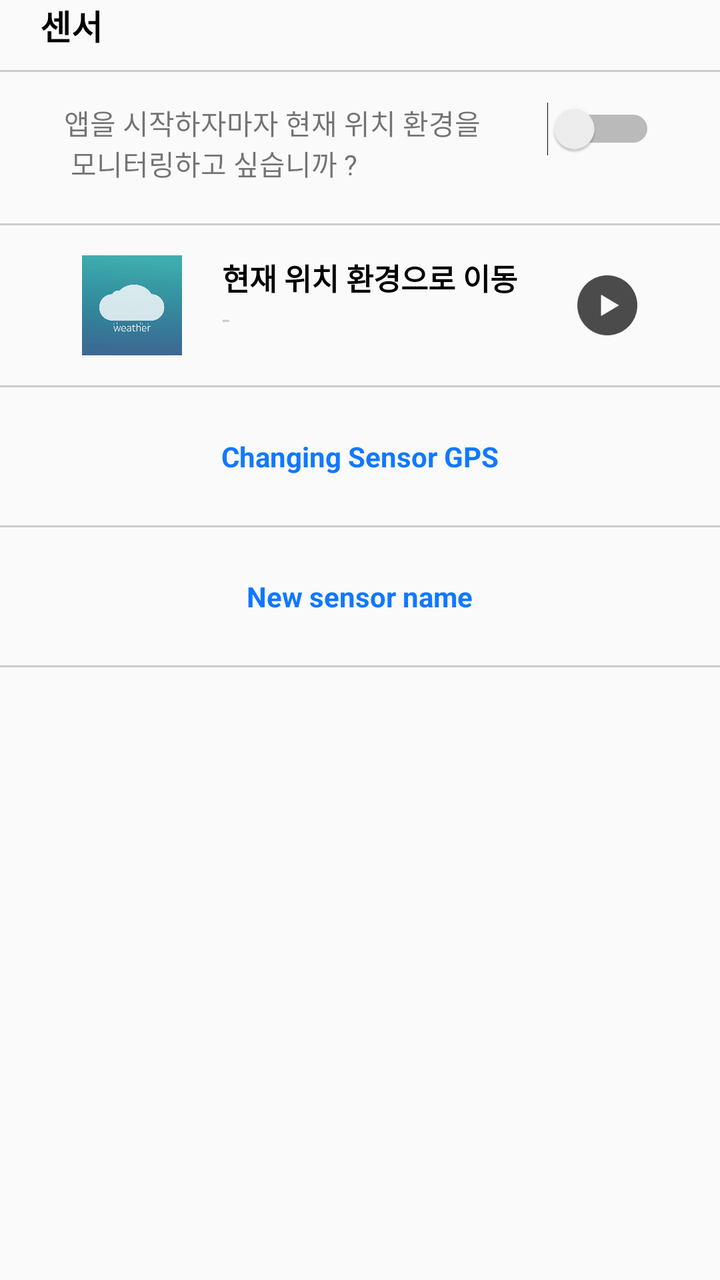
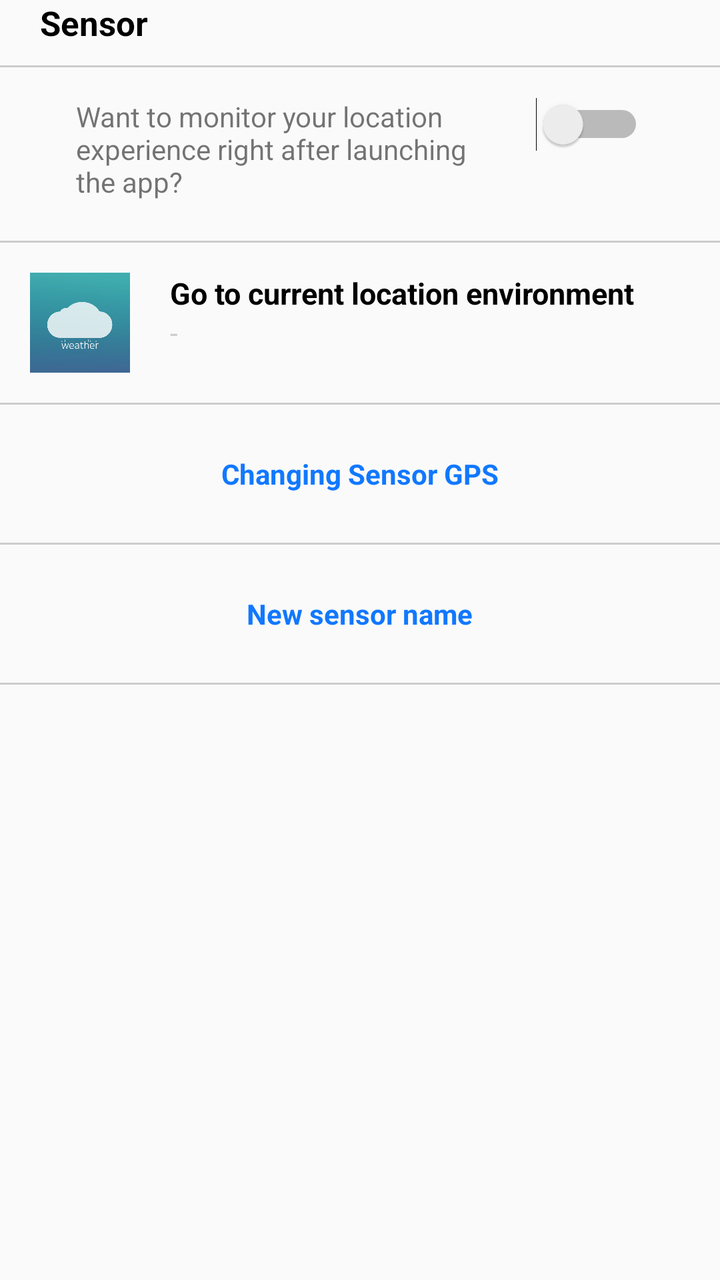

Two renders of the same Android screen: before a commit and after it. Below are the layout's source before the change and the commit's diff.
<!-- AndroidManifest.xml: application theme AppTheme -->
<!-- res/layout/layout_custom_view.xml -->
<?xml version="1.0" encoding="utf-8"?>
<RelativeLayout xmlns:android="http://schemas.android.com/apk/res/android"
    android:layout_width="match_parent"
    android:layout_height="wrap_content"
    android:orientation="vertical">


    <TextView
        android:layout_width="wrap_content"
        android:layout_height="wrap_content"
        android:text="센서"
        android:textSize="17dp"
        android:textStyle="bold"
        android:layout_marginLeft="20dp"
        android:textColor="#000000"
        android:id="@+id/tvTop"/>
    <TextView
        android:layout_width="match_parent"
        android:layout_height="1dp"
        android:background="#cccccc"
        android:id="@+id/tvLine"
        android:layout_marginTop="10dp"
        android:layout_below="@+id/tvTop"/>
    <RelativeLayout
        android:layout_width="wrap_content"
        android:layout_height="wrap_content"
        android:layout_centerHorizontal="true"
        android:layout_below="@+id/tvLine"
        android:id="@+id/rlMid"
        android:layout_marginTop="15dp">
        <TextView
            android:id="@+id/tvSwitch"
            android:layout_width="wrap_content"
            android:layout_height="wrap_content"
            android:text="앱을 시작하자마자 현재 위치 환경을 \n 모니터링하고 싶습니까 ?"
            android:layout_marginBottom="20dp"/>

        <Switch
            android:id="@+id/checkBox"
            android:layout_width="wrap_content"
            android:layout_height="wrap_content"
            android:layout_toRightOf="@+id/tvSwitch"
            android:layout_marginLeft="30dp"/>
    </RelativeLayout>


    <TextView
        android:layout_width="match_parent"
        android:layout_height="1dp"
        android:background="#cccccc"
        android:id="@+id/tvLine2"
        android:layout_below="@+id/rlMid"/>
<RelativeLayout
    android:layout_width="match_parent"
    android:layout_height="wrap_content"
    android:id="@+id/rlBottom"
    android:layout_below="@+id/tvLine2">
    <RelativeLayout
        android:layout_width="wrap_content"
        android:layout_height="wrap_content"
        android:layout_margin="15dp"
        android:layout_centerInParent="true">

        <ImageView
            android:layout_width="50dp"
            android:layout_height="50dp"
            android:id="@+id/iv"
            android:src="@drawable/logo_weather" />

        <TextView
            android:layout_width="wrap_content"
            android:layout_height="wrap_content"
            android:id="@+id/tvBottomTitle"
            android:text="현재 위치 환경으로 이동"
            android:textStyle="bold"
            android:textSize="15dp"
            android:layout_marginLeft="20dp"
            android:textColor="#000000"
            android:layout_toRightOf="@+id/iv"/>
        <TextView
            android:layout_width="wrap_content"
            android:layout_height="wrap_content"
            android:text="-"
            android:textColor="#cccccc"
            android:layout_below="@+id/tvBottomTitle"
            android:layout_toRightOf="@+id/iv"
            android:id="@+id/tvName"
            android:layout_marginLeft="20dp" />

        <ImageView
            android:layout_width="30dp"
            android:layout_height="30dp"
            android:layout_centerVertical="true"
            android:src="@drawable/play_btn"
            android:layout_toRightOf="@+id/tvBottomTitle"
            android:layout_marginLeft="30dp"/>

    </RelativeLayout>


</RelativeLayout>
    <TextView
        android:layout_width="match_parent"
        android:layout_height="1dp"
        android:background="#cccccc"
        android:id="@+id/tvLine3"
        android:layout_below="@+id/rlBottom"/>

    <RelativeLayout
        android:layout_width="match_parent"
        android:layout_height="wrap_content"
        android:layout_below="@+id/tvLine3"
        android:id="@+id/rlGPSSetting">

        <TextView
            android:layout_width="wrap_content"
            android:layout_height="wrap_content"
            android:text="@string/text_changing_sensor_gps"
            android:layout_centerInParent="true"
            android:layout_marginTop="25dp"
            android:layout_marginBottom="25dp"
            android:textStyle="bold"
            android:textColor="#1178ff"/>

    </RelativeLayout>
    <TextView
        android:layout_width="match_parent"
        android:layout_height="1dp"
        android:background="#cccccc"
        android:id="@+id/tvLine4"
        android:layout_below="@+id/rlGPSSetting"/>

    <RelativeLayout
        android:layout_width="match_parent"
        android:layout_height="wrap_content"
        android:layout_below="@+id/tvLine4"
        android:id="@+id/rlSetName">

        <TextView
            android:layout_width="wrap_content"
            android:layout_height="wrap_content"
            android:text="@string/text_set_sensor_name"
            android:layout_centerInParent="true"
            android:layout_marginTop="25dp"
            android:layout_marginBottom="25dp"
            android:textStyle="bold"
            android:textColor="#1178ff"/>

    </RelativeLayout>
    <TextView
        android:layout_width="match_parent"
        android:layout_height="1dp"
        android:background="#cccccc"
        android:id="@+id/tvLine5"
        android:layout_below="@+id/rlSetName"/>

</RelativeLayout>
<!-- resources referenced by this layout -->
<resources>
  <!-- drawable logo_weather: jpg bitmap (drawable-v24, 61092 bytes) -->
  <!-- drawable play_btn: png bitmap (drawable-v24, 3160 bytes) -->
  <string name="text_changing_sensor_gps">Changing Sensor GPS</string>
  <string name="text_set_sensor_name">New sensor name</string>
  <style name="AppTheme" parent="Theme.AppCompat.Light.DarkActionBar">
          
          <item name="colorPrimary">@color/blueSkiestop</item>
          <item name="colorPrimaryDark">@color/blueSkiestop</item>
          <item name="colorAccent">@color/black</item>
      </style>
  <color name="blueSkiestop">#56CBF2</color>
  <color name="black">#000</color>
</resources>

<!-- the commit's change to res/layout/layout_custom_view.xml (unified diff, before → after) -->
@@ -8,7 +8,7 @@
     <TextView
         android:layout_width="wrap_content"
         android:layout_height="wrap_content"
-        android:text="센서"
+        android:text="@string/text_sensor"
         android:textSize="17dp"
         android:textStyle="bold"
         android:layout_marginLeft="20dp"
@@ -28,12 +28,13 @@
         android:layout_below="@+id/tvLine"
         android:id="@+id/rlMid"
         android:layout_marginTop="15dp">
+
         <TextView
             android:id="@+id/tvSwitch"
-            android:layout_width="wrap_content"
+            android:layout_width="200dp"
             android:layout_height="wrap_content"
-            android:text="앱을 시작하자마자 현재 위치 환경을 \n 모니터링하고 싶습니까 ?"
-            android:layout_marginBottom="20dp"/>
+            android:layout_marginBottom="20dp"
+            android:text="@string/text_after_launching_the_app" />
 
         <Switch
             android:id="@+id/checkBox"
@@ -71,7 +72,7 @@
             android:layout_width="wrap_content"
             android:layout_height="wrap_content"
             android:id="@+id/tvBottomTitle"
-            android:text="현재 위치 환경으로 이동"
+            android:text="@string/text_go_to_current_location"
             android:textStyle="bold"
             android:textSize="15dp"
             android:layout_marginLeft="20dp"
<!-- resource entries referenced after the edit -->
@@ -2,7 +2,10 @@
 <resources>
   <!-- drawable logo_weather: jpg bitmap (drawable-v24, 61092 bytes) -->
   <!-- drawable play_btn: png bitmap (drawable-v24, 3160 bytes) -->
+  <string name="text_after_launching_the_app">Want to monitor your location experience right after launching the app?</string>
   <string name="text_changing_sensor_gps">Changing Sensor GPS</string>
+  <string name="text_go_to_current_location">Go to current location environment</string>
+  <string name="text_sensor">Sensor</string>
   <string name="text_set_sensor_name">New sensor name</string>
   <style name="AppTheme" parent="Theme.AppCompat.Light.DarkActionBar">
           
